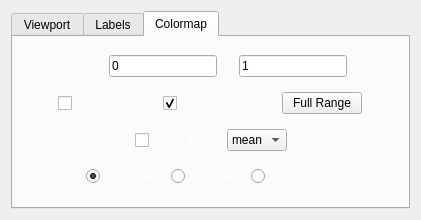
Old version of the form src/interface/ui/image_window_settings.ui in the repository FXIhub/hummingbird.
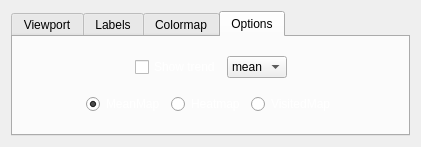
New version of the form.

Commit message: Added crosshair marker to ImageWindow, Fixes #52

The edit to the form file:
```diff
--- a/src/interface/ui/image_window_settings.ui
+++ b/src/interface/ui/image_window_settings.ui
@@ -7,7 +7,7 @@
     <x>0</x>
     <y>0</y>
     <width>421</width>
-    <height>220</height>
+    <height>147</height>
    </rect>
   </property>
   <property name="windowTitle">
@@ -17,7 +17,7 @@
    <item row="0" column="0">
     <widget class="QTabWidget" name="tabWidget">
      <property name="currentIndex">
-      <number>2</number>
+      <number>3</number>
      </property>
      <widget class="QWidget" name="tab">
       <attribute name="title">
@@ -837,7 +837,14 @@
          </item>
         </layout>
        </item>
-       <item row="2" column="0">
+      </layout>
+     </widget>
+     <widget class="QWidget" name="tab_3">
+      <attribute name="title">
+       <string>Options</string>
+      </attribute>
+      <layout class="QGridLayout" name="gridLayout_4">
+       <item row="0" column="0">
         <layout class="QGridLayout" name="gridLayout_2">
          <item row="0" column="3">
           <spacer name="horizontalSpacer_11">
@@ -971,7 +978,7 @@
          </item>
         </layout>
        </item>
-       <item row="3" column="0">
+       <item row="1" column="0">
         <layout class="QHBoxLayout" name="horizontalLayout_6">
          <item>
           <spacer name="horizontalSpacer_13">
```
Left out of the diff: 29 changed lines with no effect on the pictures. The commit also changes 2 other files.
